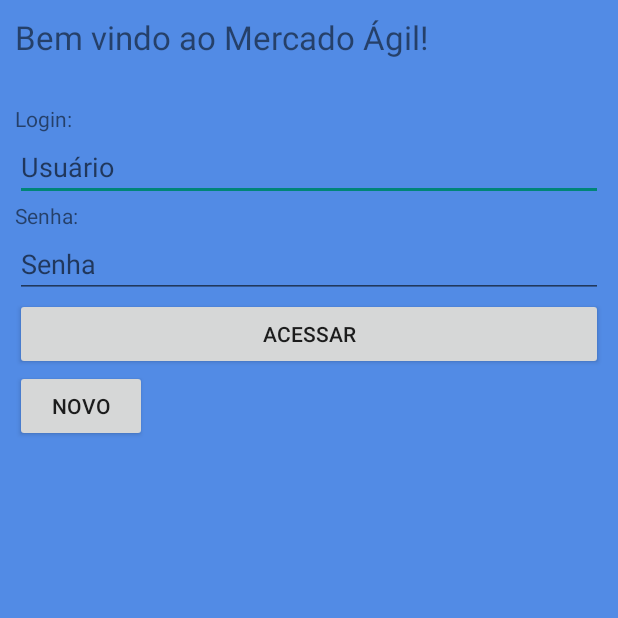
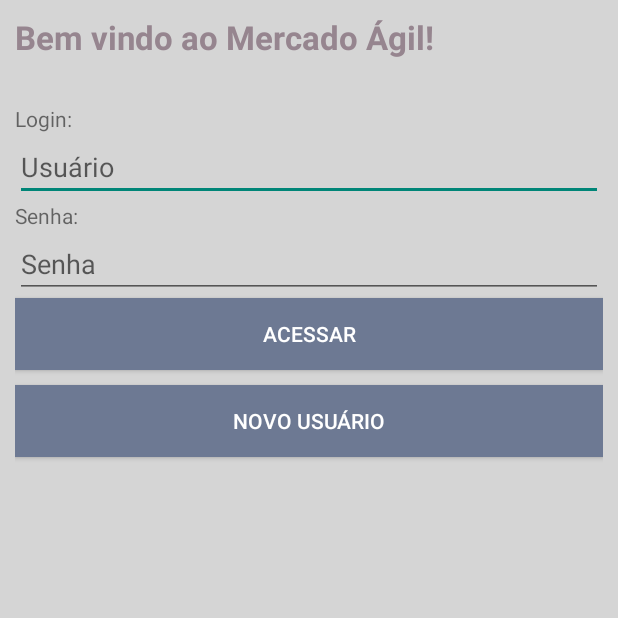
Before and after one commit to Strayf/MercadoAgil, an Android app: the screen it shows after launch (LoginActivity), on a phone screen of 412 x 824 dp, the top half of it. Run offline under Robolectric (Android 15) with nearby library versions, the phone set to English and light mode, and no system bars.

Commit message:
Layout
Alterações de layout

```diff
--- a/app/src/main/java/com/example/android/mercadoagil/LoginActivity.java
+++ b/app/src/main/java/com/example/android/mercadoagil/LoginActivity.java
@@ -37,7 +37,7 @@ public class LoginActivity extends AppCompatActivity {
                 if (validaLogin()) {
                    Alert("Sucesso");
 
-                   Intent telaPosLogin = new Intent(LoginActivity.this,ListaProdutosActivity.class);
+                   Intent telaPosLogin = new Intent(LoginActivity.this, ListaProdutosActivity.class);
                    LoginActivity.this.startActivity(telaPosLogin);
                 }
                 else Alert("Usuário ou senha incorretos.");
@@ -49,7 +49,7 @@ public class LoginActivity extends AppCompatActivity {
             @Override
             public void onClick(View v) {
 
-                Intent telaCadastro = new Intent(LoginActivity.this,CadastroActivity.class);
+                Intent telaCadastro = new Intent(LoginActivity.this, CadastroActivity.class);
                 LoginActivity.this.startActivity(telaCadastro);
 
             }
--- a/app/src/main/java/com/example/android/mercadoagil/Produto.java
+++ b/app/src/main/java/com/example/android/mercadoagil/Produto.java
@@ -23,7 +23,7 @@ public class Produto {
         List<Produto> Produtos = new ArrayList<Produto>();
 
         Produtos.add(new Produto("Arroz","Arroz branco",2)) ;
-        Produtos.add(new Produto("Feijao","Feijao fradinho",2)) ;
+        Produtos.add(new Produto("Feijão","Feijão fradinho",2)) ;
         Produtos.add(new Produto("Macarrão","Massa italiana",2)) ;
 
         return Produtos ;
--- a/app/src/main/res/layout/activity_login.xml
+++ b/app/src/main/res/layout/activity_login.xml
@@ -10,7 +10,7 @@
         android:layout_width="match_parent"
         android:layout_height="match_parent"
         android:orientation="vertical"
-        android:background="#528BE5"
+        android:background="#D5D5D5"
         android:padding="10dp">
 
 
@@ -19,6 +19,8 @@
             android:layout_width="match_parent"
             android:layout_height="wrap_content"
             android:textSize="22sp"
+            android:textColor="#96858F"
+            android:textStyle="bold"
             android:layout_marginBottom="30dp"
             android:text="Bem vindo ao Mercado Ágil!" />
 
@@ -49,13 +51,19 @@
         <Button
             android:id="@+id/buttonLogin"
             android:layout_width="match_parent"
+            android:background="#6D7993"
+            android:textColor="#FFFFFF"
             android:layout_height="wrap_content"
             android:text="ACESSAR" />
+
         <Button
             android:id="@+id/buttonCadastro"
-            android:layout_width="wrap_content"
+            android:layout_marginTop="10dp"
+            android:layout_width="match_parent"
             android:layout_height="wrap_content"
-            android:text="Novo" />
+            android:background="#6D7993"
+            android:textColor="#FFFFFF"
+            android:text="Novo Usuário" />
 
 
     </LinearLayout>
```
Also changed, not shown: app/src/main/java/com/example/android/mercadoagil/adapter/ProdutoAdapter.java (+5 -5 lines).
